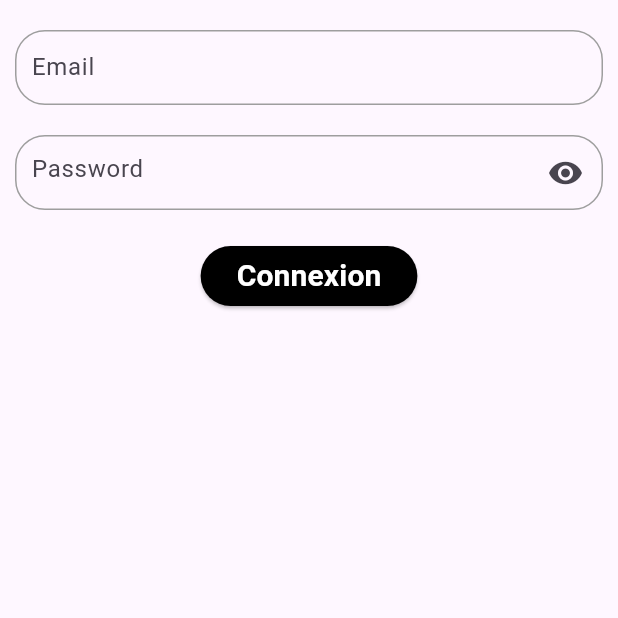
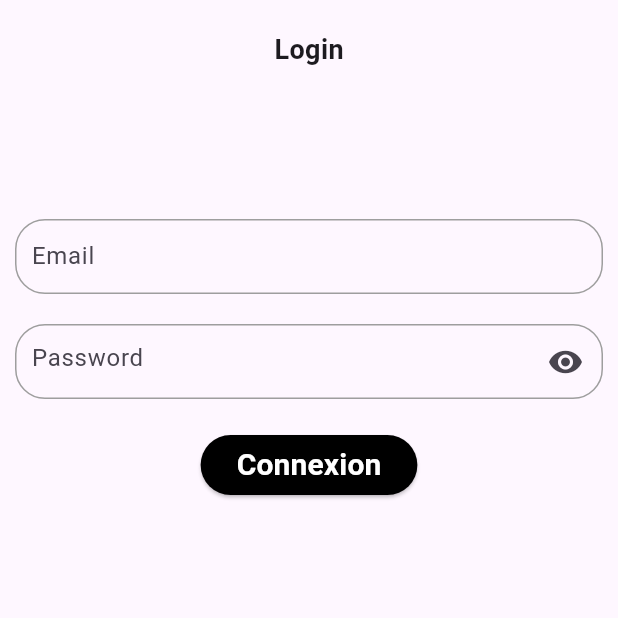
Before and after one commit to Ibrahima-Lam/gestion_stock_flutter, a Flutter app: the screen it shows after launch, on a phone screen of 412 x 824 dp, the top half of it. Run offline on Flutter 3.47's test engine with Material 3 defaults, Android fonts, the light colour scheme and no system bars; our stand-ins replace cloud_firestore, firebase_auth, firebase_core, get; accounts and stored records are empty.

Commit message:
commit 13 jan

```diff
--- a/lib/home/login.dart
+++ b/lib/home/login.dart
@@ -22,6 +22,18 @@ class LoginPage extends StatelessWidget {
           child: Padding(
             padding: const EdgeInsets.symmetric(horizontal: 10, vertical: 20),
             child: Column(children: [
+              const Row(
+                mainAxisAlignment: MainAxisAlignment.center,
+                children: [
+                  Text(
+                    'Login',
+                    style: TextStyle(fontSize: 18, fontWeight: FontWeight.bold),
+                  )
+                ],
+              ),
+              const SizedBox(
+                height: 100,
+              ),
               Container(
                 decoration: BoxDecoration(
                     border: Border.all(width: 1, color: Colors.grey),
--- a/lib/vente/vente_page.dart
+++ b/lib/vente/vente_page.dart
@@ -12,7 +12,7 @@ class VentePage extends StatefulWidget {
 }
 
 class _VentePageState extends State<VentePage> {
-  VenteService _venteService = VenteService();
+  final VenteService _venteService = VenteService();
   List<VenteProduitClient> Ventes = [];
   bool isLoading = false;
   final String appBarTitle = 'Listes des ventes';
@@ -55,7 +55,8 @@ class _VentePageState extends State<VentePage> {
                     child: CircularProgressIndicator(),
                   )
                 : ListView(
-                    children: Ventes.map((e) => ListTile(
+                    children: Ventes.map(
+                      (e) => ListTile(
                         leading: e.image.length == 0
                             ? Container(
                                 width: 40,
@@ -77,19 +78,21 @@ class _VentePageState extends State<VentePage> {
                                     image: DecorationImage(
                                         image: NetworkImage(e.image))),
                               ),
-                        title: Text(e.description),
-                        subtitle: Text(e.nomClient),
+                        title: Text(e.nomClient),
+                        subtitle: Text(e.nom),
                         onTap: () {
                           showModalBottomSheet(
                               context: context,
                               builder: (context) {
                                 return ModalContainer(vente: e);
                               });
-                        })).toList(),
+                        },
+                      ),
+                    ).toList(),
                   ),
           ),
         )),
-        drawer: DrawerWidget(),
+        drawer: const DrawerWidget(),
       ),
     );
   }
--- a/lib/widget/default_field_widget.dart
+++ b/lib/widget/default_field_widget.dart
@@ -1,5 +1,6 @@
 import 'package:flutter/material.dart';
 
+// ignore: must_be_immutable
 class Field extends StatelessWidget {
   TextEditingController? controller;
   Function? onChanged;
--- a/lib/widget/text_field_widget.dart
+++ b/lib/widget/text_field_widget.dart
@@ -1,33 +1,48 @@
 import 'package:flutter/material.dart';
 
-class TextFieldWidget extends StatelessWidget {
+class TextFieldWidget extends StatefulWidget {
   final String hintText;
   final bool obscure;
 
   final TextEditingController controller;
 
-  TextFieldWidget(
-      {super.key,
-      required this.hintText,
-      required this.obscure,
-      required this.controller});
+  const TextFieldWidget({
+    super.key,
+    required this.hintText,
+    required this.obscure,
+    required this.controller,
+  });
 
+  @override
+  State<TextFieldWidget> createState() => _TextFieldWidgetState();
+}
+
+class _TextFieldWidgetState extends State<TextFieldWidget> {
+  bool visible = false;
   @override
   Widget build(BuildContext context) {
     return TextField(
-      controller: controller,
-      style: TextStyle(fontSize: 16),
-      obscureText: obscure,
+      controller: widget.controller,
+      style: const TextStyle(fontSize: 16),
+      obscureText: widget.obscure && !visible,
       decoration: InputDecoration(
-          suffixIcon: !obscure
+          suffixIcon: !widget.obscure
               ? null
               : IconButton(
-                  icon: Icon(Icons.remove_red_eye),
-                  onPressed: () {},
+                  icon: const Icon(Icons.remove_red_eye),
+                  onPressed: () {
+                    _visible();
+                  },
                 ),
           border: InputBorder.none,
-          hintText: hintText,
-          contentPadding: EdgeInsets.all(10)),
+          hintText: widget.hintText,
+          contentPadding: const EdgeInsets.all(10)),
     );
   }
+
+  void _visible() {
+    setState(() {
+      visible = !visible;
+    });
+  }
 }
```
Also changed, not shown: lib/client/client.dart (+16 -0 lines), lib/produit/produit.dart (+22 -3 lines), lib/produit/produit_form_page.dart (+29 -21 lines), lib/produit/single_produit.dart (+46 -8 lines), lib/service/client_service.dart (+3 -12 lines), lib/service/produit_service.dart (+3 -16 lines), lib/service/vente_service.dart (+32 -26 lines), lib/vente/vente.dart (+40 -1 lines), lib/vente/vente_form_page.dart (+7 -11 lines).
